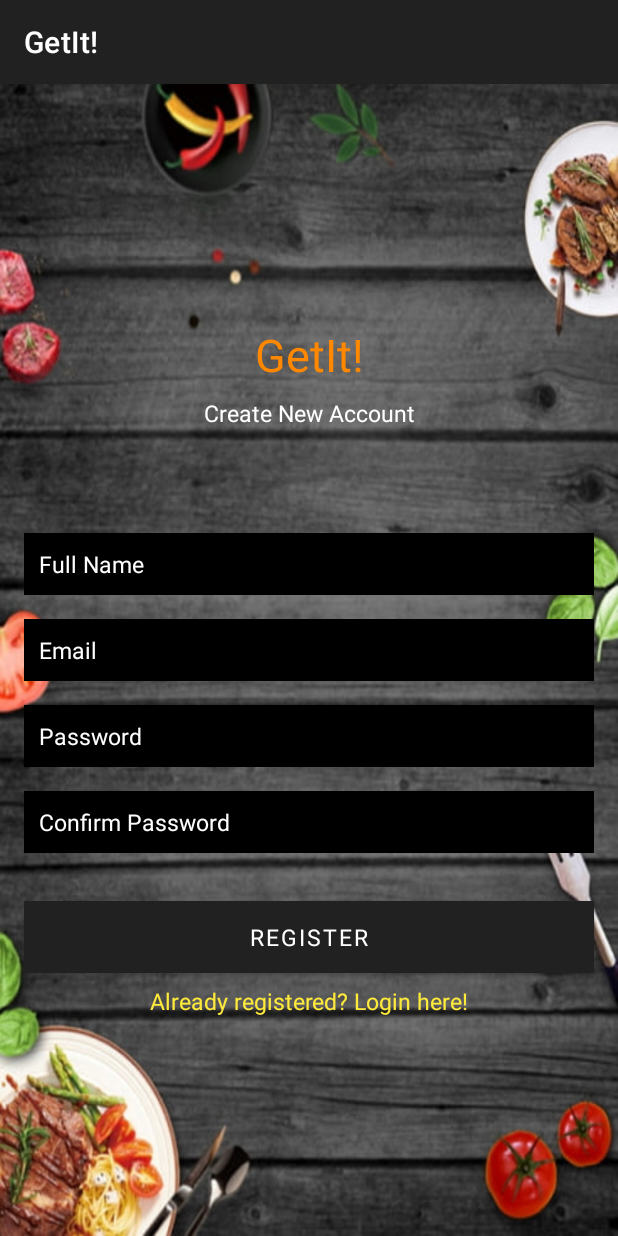
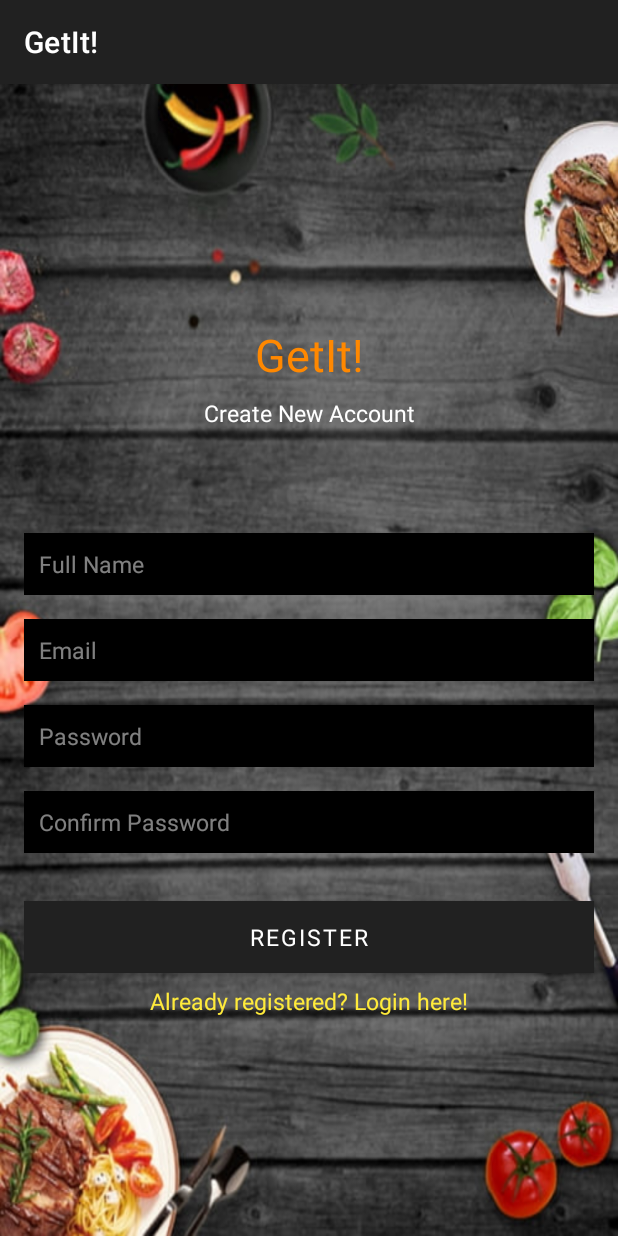
Before and after one commit to AkashSasikumar/AndroidApp-GetIt, an Android app: the Register screen opened directly, with no data from a screen before it, on a phone screen of 412 x 824 dp. Run offline under Robolectric (Android 15) with nearby library versions, the phone set to English and light mode, and no system bars; Roboto replaces fonts that are not available here.

Commit message:
Changed opacity for hint text

```diff
--- a/app/src/main/res/layout/activity_register.xml
+++ b/app/src/main/res/layout/activity_register.xml
@@ -47,7 +47,7 @@
         android:inputType="textPersonName"
         android:padding="10dp"
         android:textColor="#FFFFFF"
-        android:textColorHint="#FFFFFF"
+        android:textColorHint="#80FFFFFF"
         android:textSize="15sp"
         app:layout_constraintBottom_toBottomOf="parent"
         app:layout_constraintEnd_toEndOf="parent"
@@ -70,7 +70,7 @@
         android:padding="10dp"
         android:textColor="#FFFFFF"
         android:textSize="15sp"
-        android:textColorHint="#FFFFFF"
+        android:textColorHint="#80FFFFFF"
         app:layout_constraintEnd_toEndOf="parent"
         app:layout_constraintStart_toStartOf="parent"
         app:layout_constraintTop_toBottomOf="@+id/fullName" />
@@ -90,7 +90,7 @@
         android:padding="10dp"
         android:textColor="#FFFFFF"
         android:textSize="15sp"
-        android:textColorHint="#FFFFFF"
+        android:textColorHint="#80FFFFFF"
         app:layout_constraintEnd_toEndOf="parent"
         app:layout_constraintStart_toStartOf="parent"
         app:layout_constraintTop_toBottomOf="@+id/emailAddress" />
@@ -110,7 +110,7 @@
         android:padding="10dp"
         android:textColor="#FFFFFF"
         android:textSize="15sp"
-        android:textColorHint="#FFFFFF"
+        android:textColorHint="#80FFFFFF"
         app:layout_constraintEnd_toEndOf="parent"
         app:layout_constraintStart_toStartOf="parent"
         app:layout_constraintTop_toBottomOf="@+id/password" />
```
